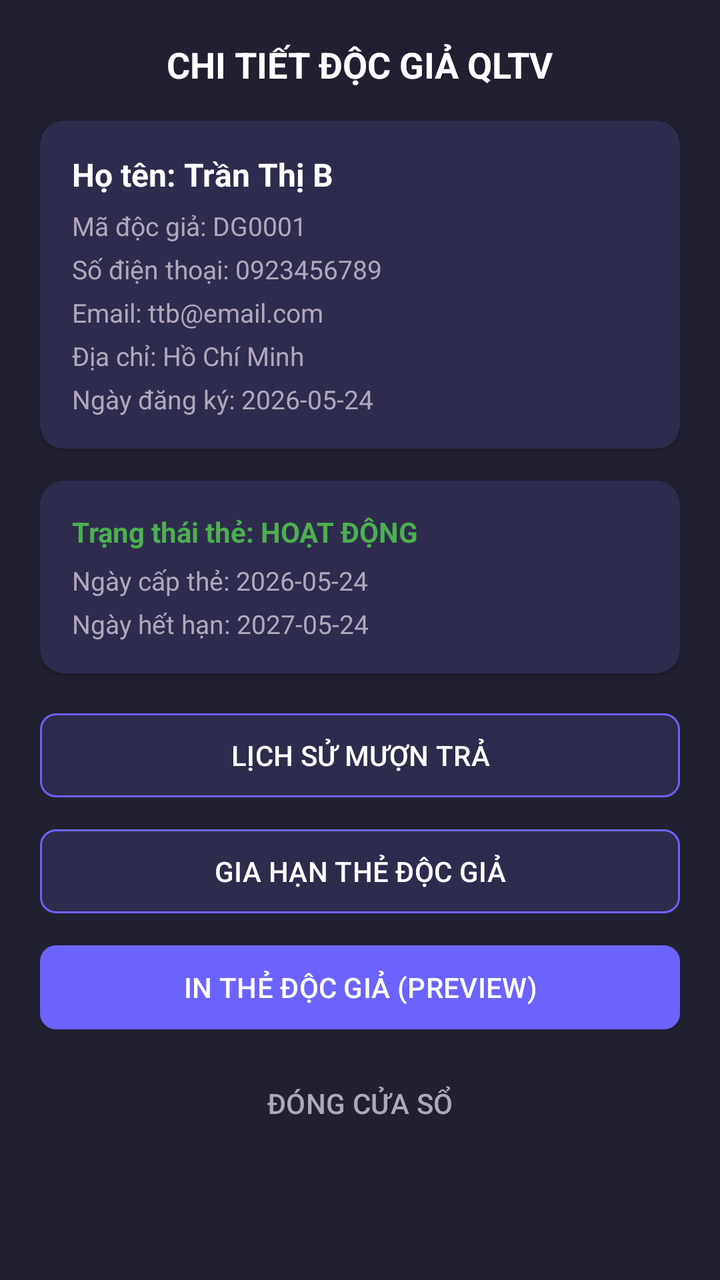
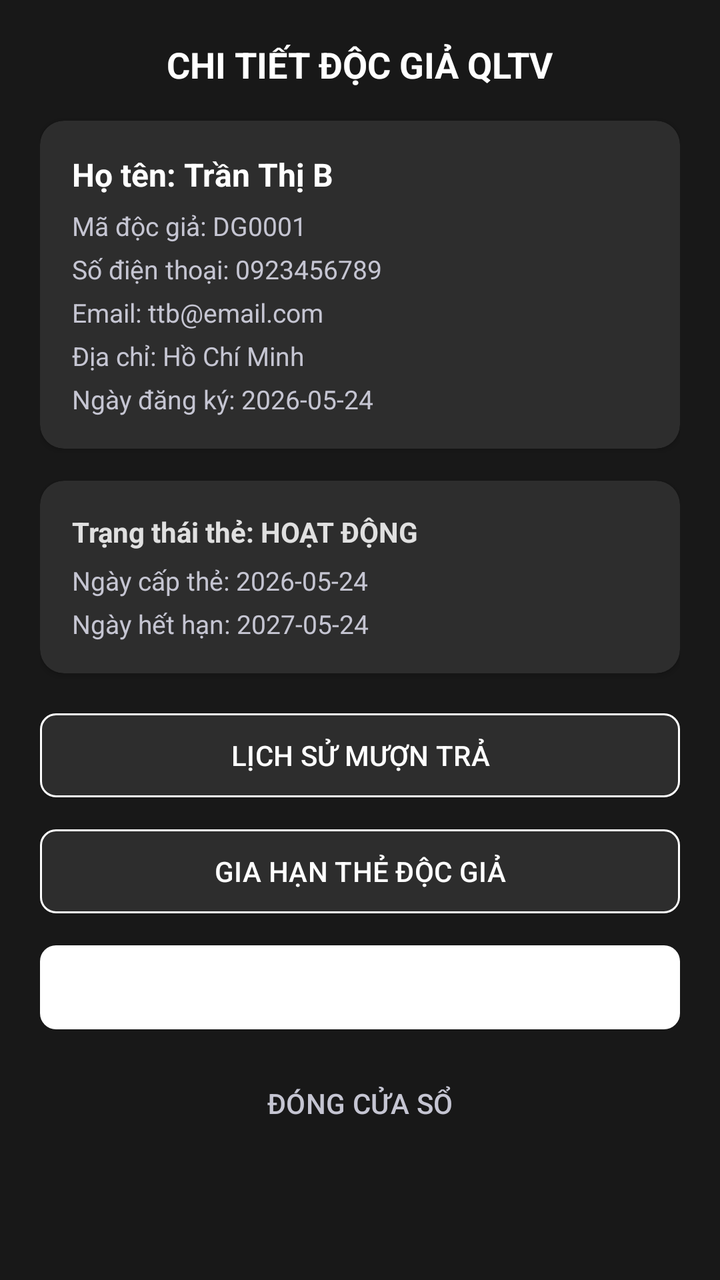

Two renders of the same Android screen: before a commit and after it. Below are the layout's source before the change and the commit's diff.
<!-- AndroidManifest.xml: application theme Theme.QLTV -->
<!-- res/layout/dialog_reader_detail.xml -->
<?xml version="1.0" encoding="utf-8"?>
<ScrollView xmlns:android="http://schemas.android.com/apk/res/android"
    xmlns:app="http://schemas.android.com/apk/res-auto"
    android:layout_width="match_parent"
    android:layout_height="wrap_content"
    android:background="#212030"
    android:padding="20dp">

    <LinearLayout
        android:layout_width="match_parent"
        android:layout_height="wrap_content"
        android:orientation="vertical">

        <TextView
            android:layout_width="wrap_content"
            android:layout_height="wrap_content"
            android:layout_gravity="center"
            android:layout_marginBottom="16dp"
            android:text="CHI TIẾT ĐỘC GIẢ QLTV"
            android:textColor="#FFFFFF"
            android:textSize="18sp"
            android:textStyle="bold" />

        
        <androidx.cardview.widget.CardView
            android:layout_width="match_parent"
            android:layout_height="wrap_content"
            android:layout_marginBottom="16dp"
            app:cardBackgroundColor="#2E2C4D"
            app:cardCornerRadius="12dp">

            <LinearLayout
                android:layout_width="match_parent"
                android:layout_height="wrap_content"
                android:orientation="vertical"
                android:padding="16dp">

                <TextView
                    android:id="@+id/txtDetName"
                    android:layout_width="wrap_content"
                    android:layout_height="wrap_content"
                    android:text="Họ tên: Trần Thị B"
                    android:textColor="#FFFFFF"
                    android:textSize="16sp"
                    android:textStyle="bold" />

                <TextView
                    android:id="@+id/txtDetCode"
                    android:layout_width="wrap_content"
                    android:layout_height="wrap_content"
                    android:layout_marginTop="6dp"
                    android:text="Mã độc giả: DG0001"
                    android:textColor="#B0A8B9"
                    android:textSize="13sp" />

                <TextView
                    android:id="@+id/txtDetPhone"
                    android:layout_width="wrap_content"
                    android:layout_height="wrap_content"
                    android:layout_marginTop="4dp"
                    android:text="Số điện thoại: 0923456789"
                    android:textColor="#B0A8B9"
                    android:textSize="13sp" />

                <TextView
                    android:id="@+id/txtDetEmail"
                    android:layout_width="wrap_content"
                    android:layout_height="wrap_content"
                    android:layout_marginTop="4dp"
                    android:text="Email: ttb@email.com"
                    android:textColor="#B0A8B9"
                    android:textSize="13sp" />

                <TextView
                    android:id="@+id/txtDetAddress"
                    android:layout_width="wrap_content"
                    android:layout_height="wrap_content"
                    android:layout_marginTop="4dp"
                    android:text="Địa chỉ: Hồ Chí Minh"
                    android:textColor="#B0A8B9"
                    android:textSize="13sp" />

                <TextView
                    android:id="@+id/txtDetRegDate"
                    android:layout_width="wrap_content"
                    android:layout_height="wrap_content"
                    android:layout_marginTop="4dp"
                    android:text="Ngày đăng ký: 2026-05-24"
                    android:textColor="#B0A8B9"
                    android:textSize="13sp" />
            </LinearLayout>
        </androidx.cardview.widget.CardView>

        
        <androidx.cardview.widget.CardView
            android:layout_width="match_parent"
            android:layout_height="wrap_content"
            android:layout_marginBottom="16dp"
            app:cardBackgroundColor="#2E2C4D"
            app:cardCornerRadius="12dp">

            <LinearLayout
                android:layout_width="match_parent"
                android:layout_height="wrap_content"
                android:orientation="vertical"
                android:padding="16dp">

                <TextView
                    android:id="@+id/txtDetCardStatus"
                    android:layout_width="wrap_content"
                    android:layout_height="wrap_content"
                    android:text="Trạng thái thẻ: HOẠT ĐỘNG"
                    android:textColor="#4CAF50"
                    android:textSize="14sp"
                    android:textStyle="bold" />

                <TextView
                    android:id="@+id/txtDetCardStart"
                    android:layout_width="wrap_content"
                    android:layout_height="wrap_content"
                    android:layout_marginTop="6dp"
                    android:text="Ngày cấp thẻ: 2026-05-24"
                    android:textColor="#B0A8B9"
                    android:textSize="13sp" />

                <TextView
                    android:id="@+id/txtDetCardEnd"
                    android:layout_width="wrap_content"
                    android:layout_height="wrap_content"
                    android:layout_marginTop="4dp"
                    android:text="Ngày hết hạn: 2027-05-24"
                    android:textColor="#B0A8B9"
                    android:textSize="13sp" />
            </LinearLayout>
        </androidx.cardview.widget.CardView>

        
        <LinearLayout
            android:layout_width="match_parent"
            android:layout_height="wrap_content"
            android:orientation="vertical">

            <com.google.android.material.button.MaterialButton
                android:id="@+id/btnReaderHistory"
                android:layout_width="match_parent"
                android:layout_height="50dp"
                android:layout_marginBottom="8dp"
                android:text="LỊCH SỬ MƯỢN TRẢ"
                android:textColor="#FFFFFF"
                app:backgroundTint="#2E2C4D"
                app:cornerRadius="8dp"
                app:strokeColor="#6C63FF"
                app:strokeWidth="1dp" />

            <com.google.android.material.button.MaterialButton
                android:id="@+id/btnReaderCardRenew"
                android:layout_width="match_parent"
                android:layout_height="50dp"
                android:layout_marginBottom="8dp"
                android:text="GIA HẠN THẺ ĐỘC GIẢ"
                android:textColor="#FFFFFF"
                app:backgroundTint="#2E2C4D"
                app:cornerRadius="8dp"
                app:strokeColor="#6C63FF"
                app:strokeWidth="1dp" />

            <com.google.android.material.button.MaterialButton
                android:id="@+id/btnReaderCardPrint"
                android:layout_width="match_parent"
                android:layout_height="50dp"
                android:layout_marginBottom="8dp"
                android:text="IN THẺ ĐỘC GIẢ (PREVIEW)"
                android:textColor="#FFFFFF"
                app:backgroundTint="#6C63FF"
                app:cornerRadius="8dp" />

            <com.google.android.material.button.MaterialButton
                android:id="@+id/btnReaderClose"
                style="@style/Widget.Material3.Button.TextButton"
                android:layout_width="match_parent"
                android:layout_height="50dp"
                android:text="ĐÓNG CỬA SỔ"
                android:textColor="#B0A8B9" />
        </LinearLayout>

    </LinearLayout>
</ScrollView>
<!-- resources referenced by this layout -->
<resources>
  <style name="Theme.QLTV" parent="Base.Theme.QLTV" />
  <style name="Base.Theme.QLTV" parent="Theme.Material3.DayNight.NoActionBar">
          
          
      </style>
</resources>

<!-- the commit's change to res/layout/dialog_reader_detail.xml (unified diff, before → after) -->
@@ -3,7 +3,7 @@
     xmlns:app="http://schemas.android.com/apk/res-auto"
     android:layout_width="match_parent"
     android:layout_height="wrap_content"
-    android:background="#212030"
+    android:background="#181818"
     android:padding="20dp">
 
     <LinearLayout
@@ -26,7 +26,7 @@
             android:layout_width="match_parent"
             android:layout_height="wrap_content"
             android:layout_marginBottom="16dp"
-            app:cardBackgroundColor="#2E2C4D"
+            app:cardBackgroundColor="#2D2D2D"
             app:cardCornerRadius="12dp">
 
             <LinearLayout
@@ -50,7 +50,7 @@
                     android:layout_height="wrap_content"
                     android:layout_marginTop="6dp"
                     android:text="Mã độc giả: DG0001"
-                    android:textColor="#B0A8B9"
+                    android:textColor="#C5C5D2"
                     android:textSize="13sp" />
 
                 <TextView
@@ -59,7 +59,7 @@
                     android:layout_height="wrap_content"
                     android:layout_marginTop="4dp"
                     android:text="Số điện thoại: 0923456789"
-                    android:textColor="#B0A8B9"
+                    android:textColor="#C5C5D2"
                     android:textSize="13sp" />
 
                 <TextView
@@ -68,7 +68,7 @@
                     android:layout_height="wrap_content"
                     android:layout_marginTop="4dp"
                     android:text="Email: ttb@email.com"
-                    android:textColor="#B0A8B9"
+                    android:textColor="#C5C5D2"
                     android:textSize="13sp" />
 
                 <TextView
@@ -77,7 +77,7 @@
                     android:layout_height="wrap_content"
                     android:layout_marginTop="4dp"
                     android:text="Địa chỉ: Hồ Chí Minh"
-                    android:textColor="#B0A8B9"
+                    android:textColor="#C5C5D2"
                     android:textSize="13sp" />
 
                 <TextView
@@ -86,7 +86,7 @@
                     android:layout_height="wrap_content"
                     android:layout_marginTop="4dp"
                     android:text="Ngày đăng ký: 2026-05-24"
-                    android:textColor="#B0A8B9"
+                    android:textColor="#C5C5D2"
                     android:textSize="13sp" />
             </LinearLayout>
         </androidx.cardview.widget.CardView>
@@ -96,7 +96,7 @@
             android:layout_width="match_parent"
             android:layout_height="wrap_content"
             android:layout_marginBottom="16dp"
-            app:cardBackgroundColor="#2E2C4D"
+            app:cardBackgroundColor="#2D2D2D"
             app:cardCornerRadius="12dp">
 
             <LinearLayout
@@ -110,7 +110,7 @@
                     android:layout_width="wrap_content"
                     android:layout_height="wrap_content"
                     android:text="Trạng thái thẻ: HOẠT ĐỘNG"
-                    android:textColor="#4CAF50"
+                    android:textColor="#E0E0E0"
                     android:textSize="14sp"
                     android:textStyle="bold" />
 
@@ -120,7 +120,7 @@
                     android:layout_height="wrap_content"
                     android:layout_marginTop="6dp"
                     android:text="Ngày cấp thẻ: 2026-05-24"
-                    android:textColor="#B0A8B9"
+                    android:textColor="#C5C5D2"
                     android:textSize="13sp" />
 
                 <TextView
@@ -129,7 +129,7 @@
                     android:layout_height="wrap_content"
                     android:layout_marginTop="4dp"
                     android:text="Ngày hết hạn: 2027-05-24"
-                    android:textColor="#B0A8B9"
+                    android:textColor="#C5C5D2"
                     android:textSize="13sp" />
             </LinearLayout>
         </androidx.cardview.widget.CardView>
@@ -147,9 +147,9 @@
                 android:layout_marginBottom="8dp"
                 android:text="LỊCH SỬ MƯỢN TRẢ"
                 android:textColor="#FFFFFF"
-                app:backgroundTint="#2E2C4D"
+                app:backgroundTint="#2D2D2D"
                 app:cornerRadius="8dp"
-                app:strokeColor="#6C63FF"
+                app:strokeColor="#FFFFFF"
                 app:strokeWidth="1dp" />
 
             <com.google.android.material.button.MaterialButton
@@ -159,9 +159,9 @@
                 android:layout_marginBottom="8dp"
                 android:text="GIA HẠN THẺ ĐỘC GIẢ"
                 android:textColor="#FFFFFF"
-                app:backgroundTint="#2E2C4D"
+                app:backgroundTint="#2D2D2D"
                 app:cornerRadius="8dp"
-                app:strokeColor="#6C63FF"
+                app:strokeColor="#FFFFFF"
                 app:strokeWidth="1dp" />
 
             <com.google.android.material.button.MaterialButton
@@ -171,7 +171,7 @@
                 android:layout_marginBottom="8dp"
                 android:text="IN THẺ ĐỘC GIẢ (PREVIEW)"
                 android:textColor="#FFFFFF"
-                app:backgroundTint="#6C63FF"
+                app:backgroundTint="#FFFFFF"
                 app:cornerRadius="8dp" />
 
             <com.google.android.material.button.MaterialButton
@@ -180,7 +180,7 @@
                 android:layout_width="match_parent"
                 android:layout_height="50dp"
                 android:text="ĐÓNG CỬA SỔ"
-                android:textColor="#B0A8B9" />
+                android:textColor="#C5C5D2" />
         </LinearLayout>
 
     </LinearLayout>
